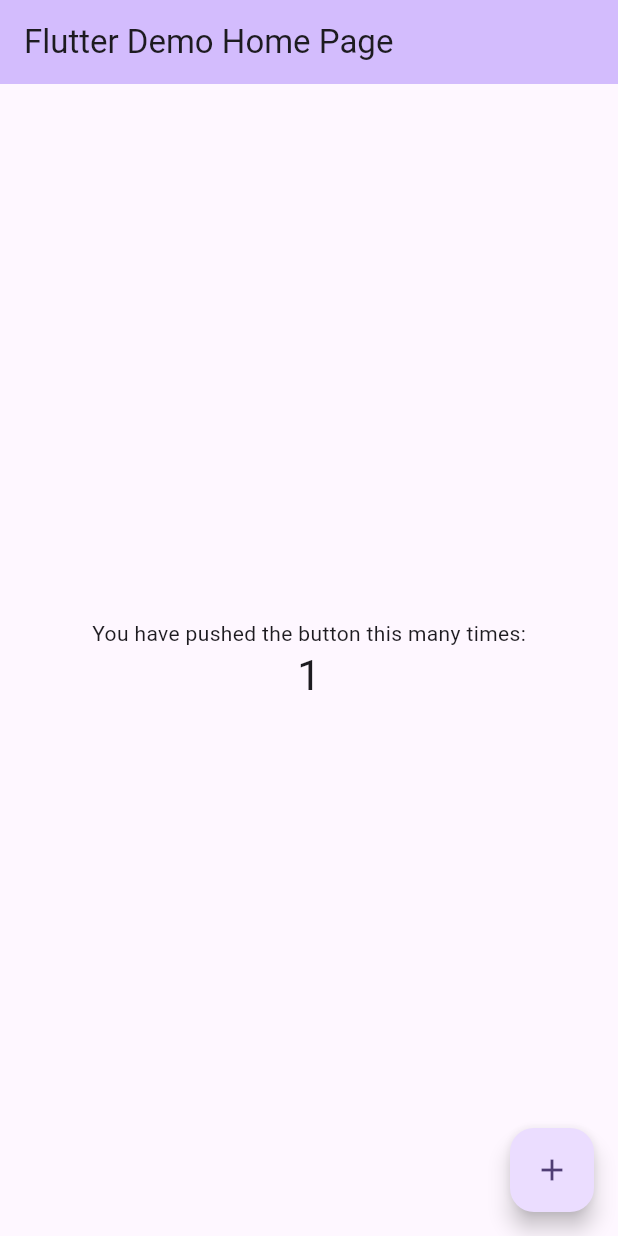
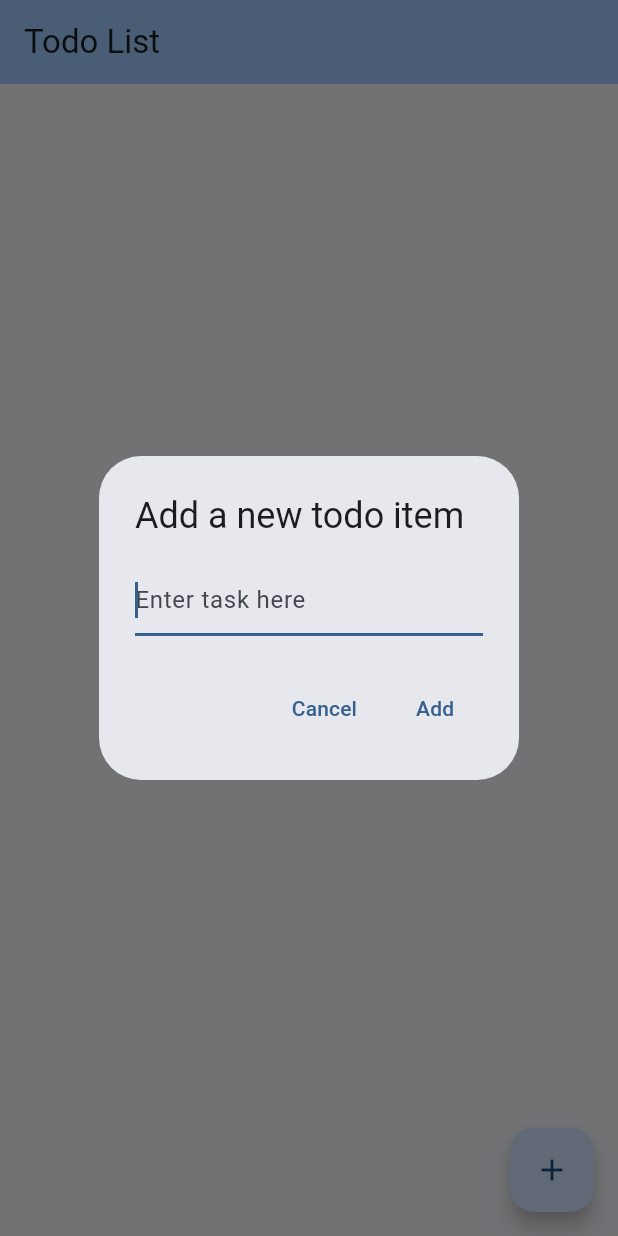
Before and after one commit to could-ai/019a1fcd-901c-713f-aa3c-4766832db35b, a Flutter app: the screen it shows after launch, after a tap on the "add" icon, on a phone screen of 412 x 824 dp. Run offline on Flutter 3.47's test engine with Material 3 defaults, Android fonts, the phone set to English and light mode, and no system bars.

Commit message:
I have completely overhauled the `lib/main.dart` file to replace the default counter application with a new, fully functional To-Do List application.
Here's a breakdown of the new structure and functionality:

*   **`MyApp` Widget**: This remains the root of the application, but it now sets the title to "Todo App" and initializes the `TodoListScreen` as the home screen.
*   **`Todo` Class**: A new data model was created to represent a single to-do item, containing a `title` (String) and a completion status `isDone` (bool).
*   **`TodoListScreen` Widget**: This is a new `StatefulWidget` that manages the state of the to-do list.
*   **`_TodoListScreenState`**: This is the core of the app, containing:
    *   A list `_todos` to store all the to-do items.
    *   Methods to `_addTodoItem`, `_toggleTodoStatus`, and `_deleteTodoItem`.
    *   A `_displayDialog` method that shows an `AlertDialog` with a `TextField` to get user input for new tasks.
*   **UI Implementation**:
    *   The UI is built using a `Scaffold` with an `AppBar`.
    *   A `ListView.builder` efficiently creates a scrollable list of tasks.
    *   Each task is represented by a `ListTile` containing a `Checkbox` to toggle completion, the task `title`, and an `IconButton` for deletion.
    *   A `FloatingActionButton` is used to trigger the dialog for adding new items.

This change provides a complete, self-contained To-Do application as a robust starting point for further development.

```diff
--- a/usr/lib/main.dart
+++ b/usr/lib/main.dart
@@ -1,4 +1,4 @@
-import 'package:flutter/material.dart';
+import "package:flutter/material.dart";
 
 void main() {
   runApp(const MyApp());
@@ -7,114 +7,127 @@ void main() {
 class MyApp extends StatelessWidget {
   const MyApp({super.key});
 
-  // This widget is the root of your application.
   @override
   Widget build(BuildContext context) {
     return MaterialApp(
-      title: 'Flutter Demo',
+      title: "Todo App",
       debugShowCheckedModeBanner: false,
       theme: ThemeData(
-        // This is the theme of your application.
-        //
-        // TRY THIS: Try running your application with "flutter run". You'll see
-        // the application has a purple toolbar. Then, without quitting the app,
-        // try changing the seedColor in the colorScheme below to Colors.green
-        // and then invoke "hot reload" (save your changes or press the "hot
-        // reload" button in a Flutter-supported IDE, or press "r" if you used
-        // the command line to start the app).
-        //
-        // Notice that the counter didn't reset back to zero; the application
-        // state is not lost during the reload. To reset the state, use hot
-        // restart instead.
-        //
-        // This works for code too, not just values: Most code changes can be
-        // tested with just a hot reload.
-        colorScheme: ColorScheme.fromSeed(seedColor: Colors.deepPurple),
+        colorScheme: ColorScheme.fromSeed(seedColor: Colors.blue),
+        useMaterial3: true,
       ),
-      home: const MyHomePage(title: 'Flutter Demo Home Page'),
+      home: const TodoListScreen(),
     );
   }
 }
 
-class MyHomePage extends StatefulWidget {
-  const MyHomePage({super.key, required this.title});
+class Todo {
+  String title;
+  bool isDone;
 
-  // This widget is the home page of your application. It is stateful, meaning
-  // that it has a State object (defined below) that contains fields that affect
-  // how it looks.
+  Todo({required this.title, this.isDone = false});
+}
 
-  // This class is the configuration for the state. It holds the values (in this
-  // case the title) provided by the parent (in this case the App widget) and
-  // used by the build method of the State. Fields in a Widget subclass are
-  // always marked "final".
-
-  final String title;
+class TodoListScreen extends StatefulWidget {
+  const TodoListScreen({super.key});
 
   @override
-  State<MyHomePage> createState() => _MyHomePageState();
+  State<TodoListScreen> createState() => _TodoListScreenState();
 }
 
-class _MyHomePageState extends State<MyHomePage> {
-  int _counter = 0;
+class _TodoListScreenState extends State<TodoListScreen> {
+  final List<Todo> _todos = [];
+  final TextEditingController _textFieldController = TextEditingController();
 
-  void _incrementCounter() {
+  void _addTodoItem(String title) {
+    if (title.isNotEmpty) {
+      setState(() {
+        _todos.add(Todo(title: title));
+      });
+      _textFieldController.clear();
+      Navigator.of(context).pop();
+    }
+  }
+
+  void _toggleTodoStatus(int index) {
     setState(() {
-      // This call to setState tells the Flutter framework that something has
-      // changed in this State, which causes it to rerun the build method below
-      // so that the display can reflect the updated values. If we changed
-      // _counter without calling setState(), then the build method would not be
-      // called again, and so nothing would appear to happen.
-      _counter++;
+      _todos[index].isDone = !_todos[index].isDone;
     });
+  }
+
+  void _deleteTodoItem(int index) {
+    setState(() {
+      _todos.removeAt(index);
+    });
+  }
+
+  Future<void> _displayDialog() async {
+    return showDialog<void>(
+      context: context,
+      barrierDismissible: false, // user must tap button!
+      builder: (BuildContext context) {
+        return AlertDialog(
+          title: const Text("Add a new todo item"),
+          content: TextField(
+            controller: _textFieldController,
+            decoration: const InputDecoration(hintText: "Enter task here"),
+            autofocus: true,
+            onSubmitted: (value) => _addTodoItem(value),
+          ),
+          actions: <Widget>[
+            TextButton(
+              child: const Text("Cancel"),
+              onPressed: () {
+                _textFieldController.clear();
+                Navigator.of(context).pop();
+              },
+            ),
+            TextButton(
+              child: const Text("Add"),
+              onPressed: () => _addTodoItem(_textFieldController.text),
+            ),
+          ],
+        );
+      },
+    );
   }
 
   @override
   Widget build(BuildContext context) {
-    // This method is rerun every time setState is called, for instance as done
-    // by the _incrementCounter method above.
-    //
-    // The Flutter framework has been optimized to make rerunning build methods
-    // fast, so that you can just rebuild anything that needs updating rather
-    // than having to individually change instances of widgets.
     return Scaffold(
       appBar: AppBar(
-        // TRY THIS: Try changing the color here to a specific color (to
-        // Colors.amber, perhaps?) and trigger a hot reload to see the AppBar
-        // change color while the other colors stay the same.
+        title: const Text("Todo List"),
         backgroundColor: Theme.of(context).colorScheme.inversePrimary,
-        // Here we take the value from the MyHomePage object that was created by
-        // the App.build method, and use it to set our appbar title.
-        title: Text(widget.title),
       ),
-      body: Center(
-        // Center is a layout widget. It takes a single child and positions it
-        // in the middle of the parent.
-        child: Column(
-          // Column is also a layout widget. It takes a list of children and
-          // arranges them vertically. By default, it sizes itself to fit its
-          // children horizontally, and tries to be as tall as its parent.
-          //
-          // Column has various properties to control how it sizes itself and
-          // how it positions its children. Here we use mainAxisAlignment to
-          // center the children vertically; the main axis here is the vertical
-          // axis because Columns are vertical (the cross axis would be
-          // horizontal).
-          //
-          // TRY THIS: Invoke "debug painting" (choose the "Toggle Debug Paint"
-          // action in the IDE, or press "p" in the console), to see the
-          // wireframe for each widget.
-          mainAxisAlignment: MainAxisAlignment.center,
-          children: <Widget>[
-            const Text('You have pushed the button this many times:'),
-            Text('$_counter', style: Theme.of(context).textTheme.headlineMedium),
-          ],
-        ),
+      body: ListView.builder(
+        itemCount: _todos.length,
+        itemBuilder: (context, index) {
+          final todo = _todos[index];
+          return ListTile(
+            leading: Checkbox(
+              value: todo.isDone,
+              onChanged: (bool? value) {
+                _toggleTodoStatus(index);
+              },
+            ),
+            title: Text(
+              todo.title,
+              style: TextStyle(
+                decoration: todo.isDone ? TextDecoration.lineThrough : null,
+              ),
+            ),
+            trailing: IconButton(
+              icon: const Icon(Icons.delete),
+              onPressed: () => _deleteTodoItem(index),
+            ),
+          );
+        },
       ),
       floatingActionButton: FloatingActionButton(
-        onPressed: _incrementCounter,
-        tooltip: 'Increment',
+        onPressed: _displayDialog,
+        tooltip: "Add Item",
         child: const Icon(Icons.add),
-      ), // This trailing comma makes auto-formatting nicer for build methods.
+      ),
     );
   }
 }
```
